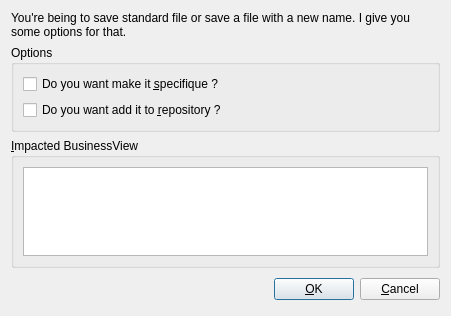
Qt form xinx/ui/specifiquedlg.ui (phoenix741/xinx) before a commit.
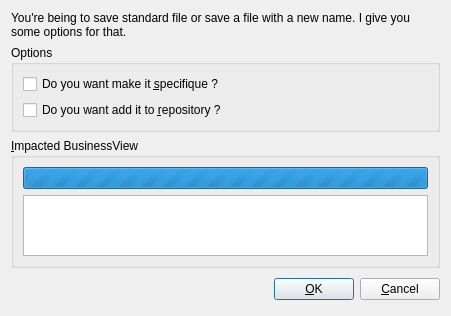
The same form after that commit. Icons and pictures are not drawn.

```diff
--- a/xinx/ui/specifiquedlg.ui
+++ b/xinx/ui/specifiquedlg.ui
@@ -58,13 +58,23 @@
       <string>&amp;Impacted BusinessView</string>
      </property>
      <layout class="QGridLayout" >
-      <item row="0" column="0" >
+      <item row="1" column="0" >
        <widget class="QListWidget" name="m_impactedListWidget" >
         <property name="whatsThis" >
          <string>List of &lt;i>Business View&lt;/i> using this file and that made be impactedi.</string>
         </property>
        </widget>
       </item>
+      <item row="0" column="0" >
+       <widget class="QProgressBar" name="m_progressBar" >
+        <property name="maximum" >
+         <number>0</number>
+        </property>
+        <property name="value" >
+         <number>0</number>
+        </property>
+       </widget>
+      </item>
      </layout>
     </widget>
    </item>
```
Left out of the diff: 19 changed lines with no effect on the pictures.
